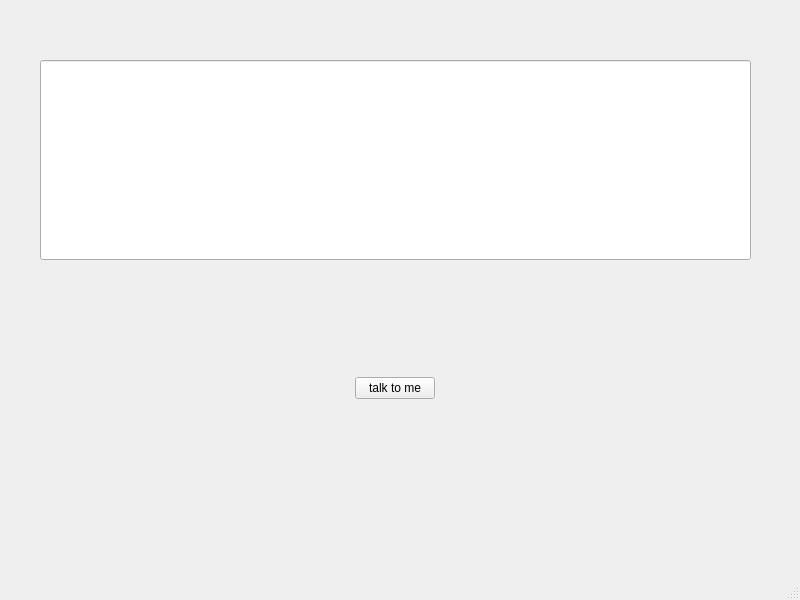
Qt form src/core/heavensstdout.ui (Pix3lexe/heavens_stdout) before a commit.
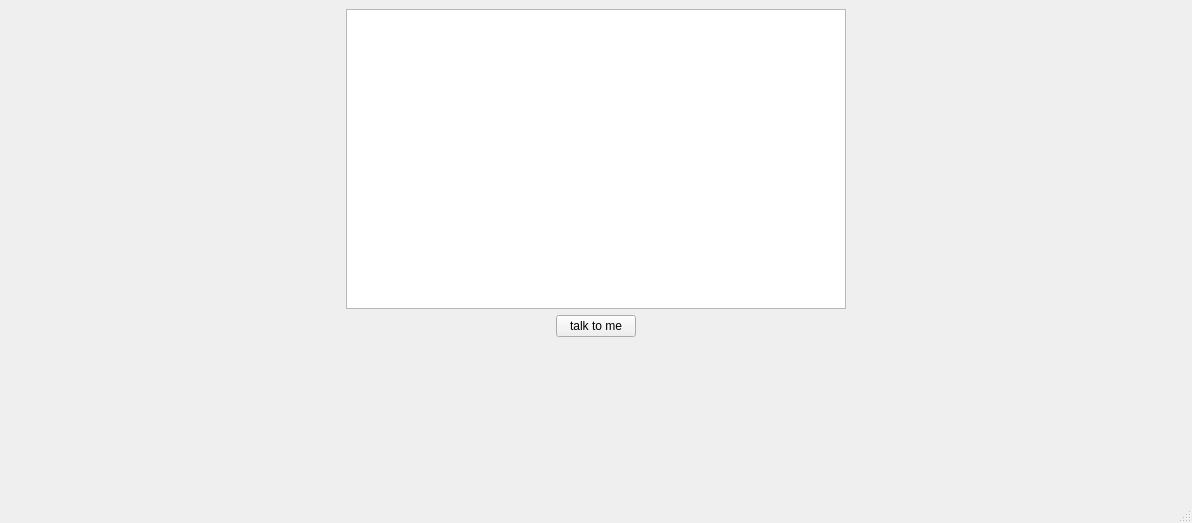
The same form after that commit.

The edit to the form file:
```diff
--- a/src/core/heavensstdout.ui
+++ b/src/core/heavensstdout.ui
@@ -6,8 +6,8 @@
    <rect>
     <x>0</x>
     <y>0</y>
-    <width>800</width>
-    <height>600</height>
+    <width>1192</width>
+    <height>523</height>
    </rect>
   </property>
   <property name="windowTitle">
@@ -17,22 +17,13 @@
    <string notr="true">font: 700 10pt &quot;JetBrainsMonoNL Nerd Font&quot;;</string>
   </property>
   <widget class="QWidget" name="centralwidget">
-   <widget class="QWidget" name="verticalLayoutWidget">
-    <property name="geometry">
-     <rect>
-      <x>40</x>
-      <y>60</y>
-      <width>711</width>
-      <height>451</height>
-     </rect>
-    </property>
-    <layout class="QVBoxLayout" name="verticalLayout">
-     <item>
-      <widget class="QLineEdit" name="godLineEdit">
+   <layout class="QVBoxLayout" name="verticalLayout_2">
+    <item alignment="Qt::AlignmentFlag::AlignHCenter|Qt::AlignmentFlag::AlignVCenter">
+     <widget class="QTextBrowser" name="godLineEdit">
        <property name="minimumSize">
         <size>
-         <width>0</width>
-         <height>200</height>
+        <width>500</width>
+        <height>300</height>
         </size>
        </property>
        <property name="mouseTracking">
@@ -41,12 +32,15 @@
        <property name="acceptDrops">
         <bool>false</bool>
        </property>
-       <property name="readOnly">
-        <bool>true</bool>
+      <property name="acceptRichText">
+       <bool>false</bool>
+      </property>
+      <property name="openLinks">
+       <bool>false</bool>
        </property>
       </widget>
      </item>
-     <item alignment="Qt::AlignmentFlag::AlignHCenter|Qt::AlignmentFlag::AlignVCenter">
+    <item alignment="Qt::AlignmentFlag::AlignHCenter|Qt::AlignmentFlag::AlignTop">
       <widget class="QPushButton" name="talkButton">
        <property name="maximumSize">
         <size>
@@ -60,7 +54,6 @@
       </widget>
      </item>
     </layout>
-   </widget>
   </widget>
   <widget class="QStatusBar" name="statusbar"/>
  </widget>
```
Lines whose indentation alone changed are shown as unchanged.
